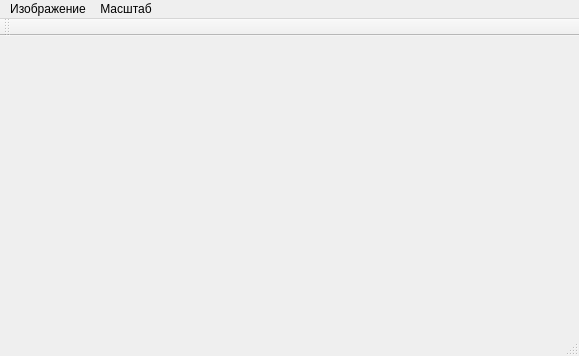
First picture: the form in mainwindow.ui, repository swstwix/Hyst, before the edit.
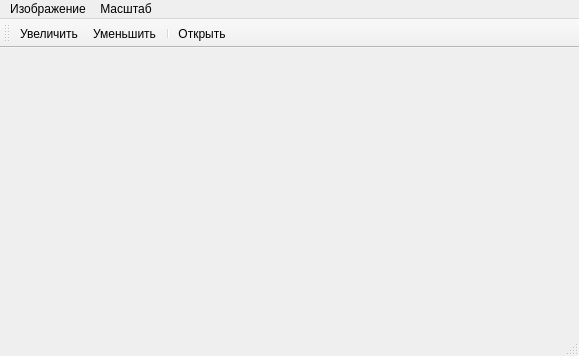
Second picture: the form after the edit. Icons and pictures are not drawn.

The edit to the form file:
```diff
--- a/mainwindow.ui
+++ b/mainwindow.ui
@@ -50,6 +50,10 @@
    <attribute name="toolBarBreak">
     <bool>false</bool>
    </attribute>
+   <addaction name="ZoomInAction"/>
+   <addaction name="ZoomOutAction"/>
+   <addaction name="separator"/>
+   <addaction name="OpenAction"/>
   </widget>
   <widget class="QStatusBar" name="statusBar"/>
   <action name="OpenAction">
```
Left out of the diff: 20 changed lines with no effect on the pictures.
